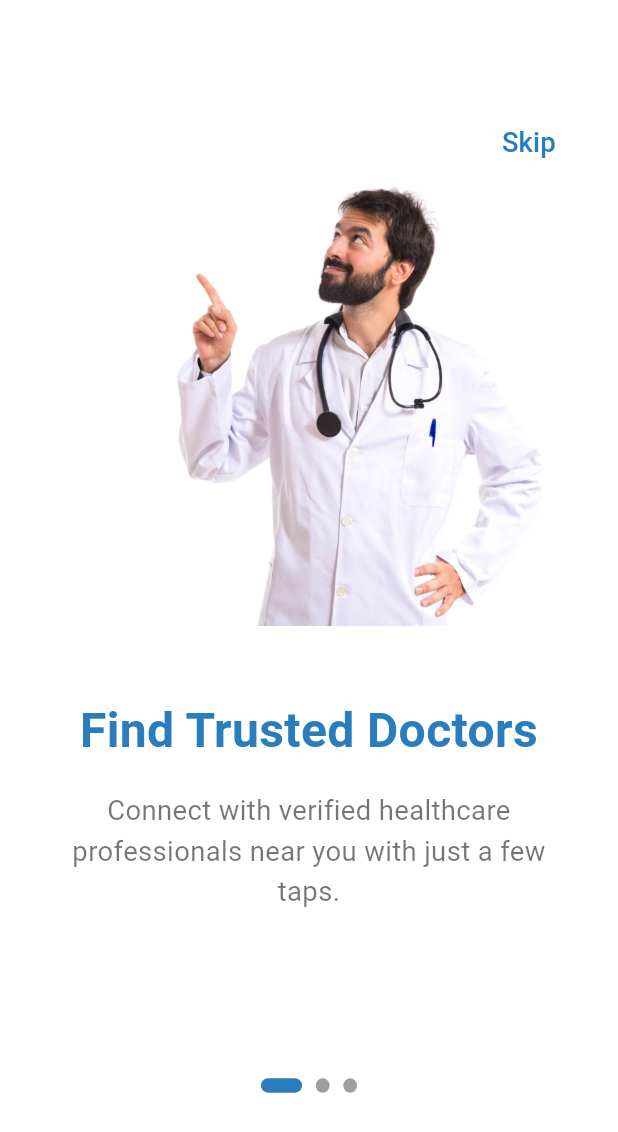
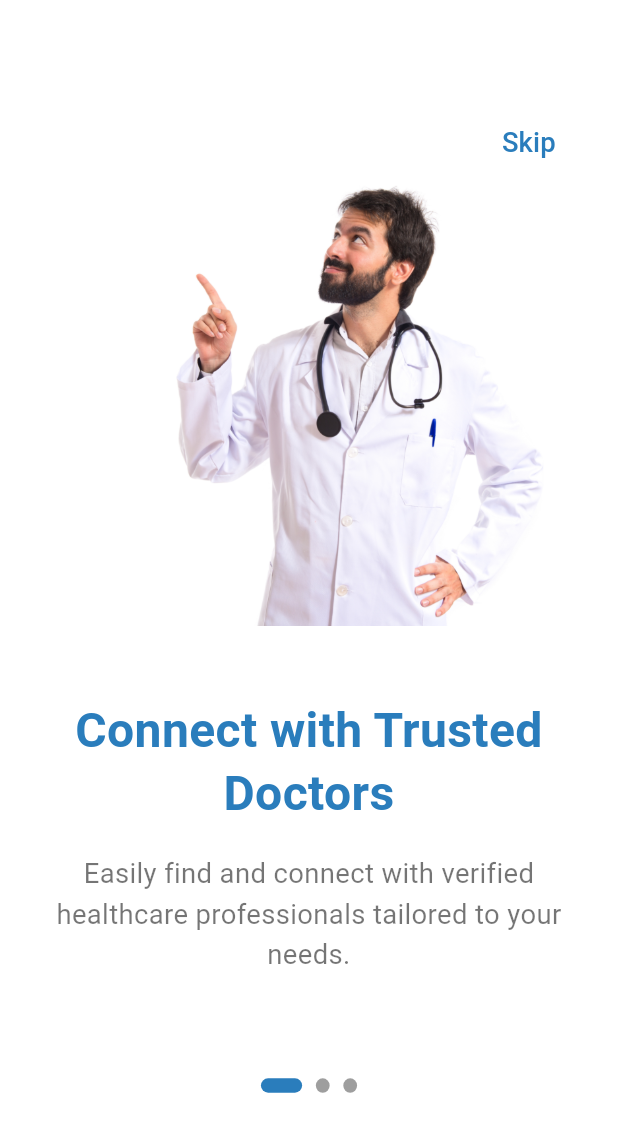
Before and after one commit to shroida/DocPoint, a Flutter app: the screen it shows after launch, on a phone screen of 412 x 824 dp. Shown: the top 1132 px of the screen. Run offline on Flutter 3.47's test engine with Material 3 defaults, Android fonts, the phone set to English and light mode, and no system bars; drawn by our look-alikes of smooth_page_indicator; our stand-ins replace bloc, flutter_bloc, flutter_screenutil, fpdart, get_it, go_router and 4 more; missing offline and left inert: flutter_stripe; accounts and stored records are empty.

Commit message:
enhance ui

```diff
--- a/lib/core/routing/app_router.dart
+++ b/lib/core/routing/app_router.dart
@@ -102,6 +102,7 @@ class AppRouter {
         return BlocProvider(
           create: (_) => getIt<HomePageCubit>(),
           child: AppointmentsScreen(
+            showAppbar: extra.showAppbar,
             userId: extra.userId,
             userType: extra.userType,
           ),
@@ -132,8 +133,10 @@ class AppRouter {
 class AppointmentPageArgs {
   final String userId;
   final String userType;
+  final bool showAppbar;
 
-  AppointmentPageArgs({
+  AppointmentPageArgs(
+    this.showAppbar, {
     required this.userId,
     required this.userType,
   });
--- a/lib/features/home/presentation/ui/home_page.dart
+++ b/lib/features/home/presentation/ui/home_page.dart
@@ -103,6 +103,7 @@ class _HomePageState extends State<HomePage> {
                   .push(
                 Routes.appointmentPage,
                 extra: AppointmentPageArgs(
+                  true,
                   userId: context.read<CurrentUserCubit>().currentUser!.id,
                   userType: context.read<CurrentUserCubit>().userType,
                 ),
@@ -153,6 +154,7 @@ class _HomePageState extends State<HomePage> {
                     ),
                   )
                 : AppointmentsScreen(
+                    showAppbar: false,
                     userId: currentUserCubit.currentUser!.id,
                     userType: "Doctor",
                   );
--- a/lib/features/home/presentation/ui/widgets/custom_drawer.dart
+++ b/lib/features/home/presentation/ui/widgets/custom_drawer.dart
@@ -89,6 +89,7 @@ class CustomDrawer extends StatelessWidget {
                               context.push(
                                 Routes.appointmentPage,
                                 extra: AppointmentPageArgs(
+                                  true,
                                   userId: context
                                       .read<CurrentUserCubit>()
                                       .currentUser!
--- a/lib/features/onboadring/widgets/pages_onboarding.dart
+++ b/lib/features/onboadring/widgets/pages_onboarding.dart
@@ -4,23 +4,23 @@ import 'package:docpoint/features/onboadring/onboarding_screen.dart';
 
 final List<OnboardingPage> pages = [
   OnboardingPage(
-    title: "Find Trusted Doctors",
+    title: "Connect with Trusted Doctors",
     description:
-        "Connect with verified healthcare professionals near you with just a few taps.",
+        "Easily find and connect with verified healthcare professionals tailored to your needs.",
     image: "assets/doctor-search.jpg",
     color: const Color(0xFF2A7DBC),
   ),
   OnboardingPage(
-    title: "Instant Appointments",
+    title: "Schedule Appointments Instantly",
     description:
-        "Book same-day or future appointments 24/7 without the phone calls.",
+        "Book same-day or future appointments anytime without the hassle of phone calls.",
     image: "assets/calendar.jpg",
     color: const Color(0xFF4CAF50),
   ),
   OnboardingPage(
-    title: "Health at Your Fingertips",
+    title: "Your Health Records Accessible Anytime",
     description:
-        "Access your medical records, prescriptions, and test results all in one place.",
+        "Securely access your medical records, prescriptions, and test results from your device.",
     image: "assets/health_records.jpg",
     color: const Color(0xFF9C27B0),
   ),
```
Also changed, not shown: lib/features/home/presentation/ui/pages/appointments_screen.dart (+9 -5 lines).
